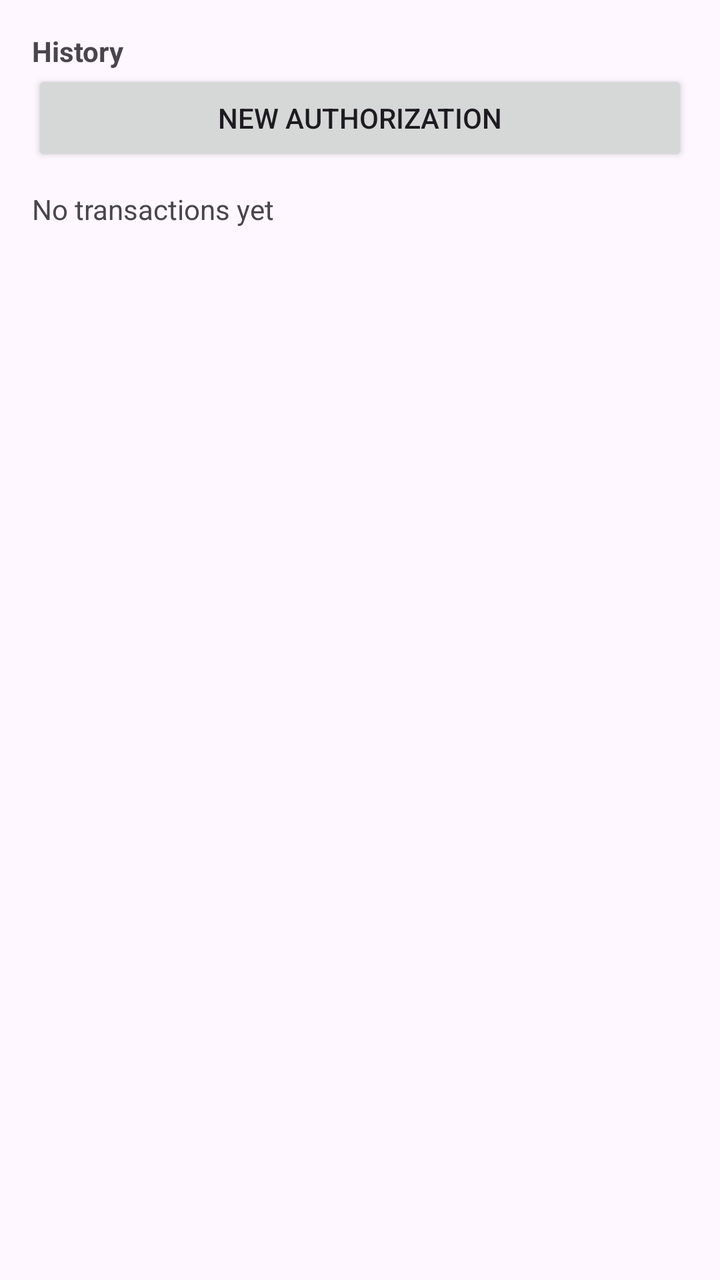
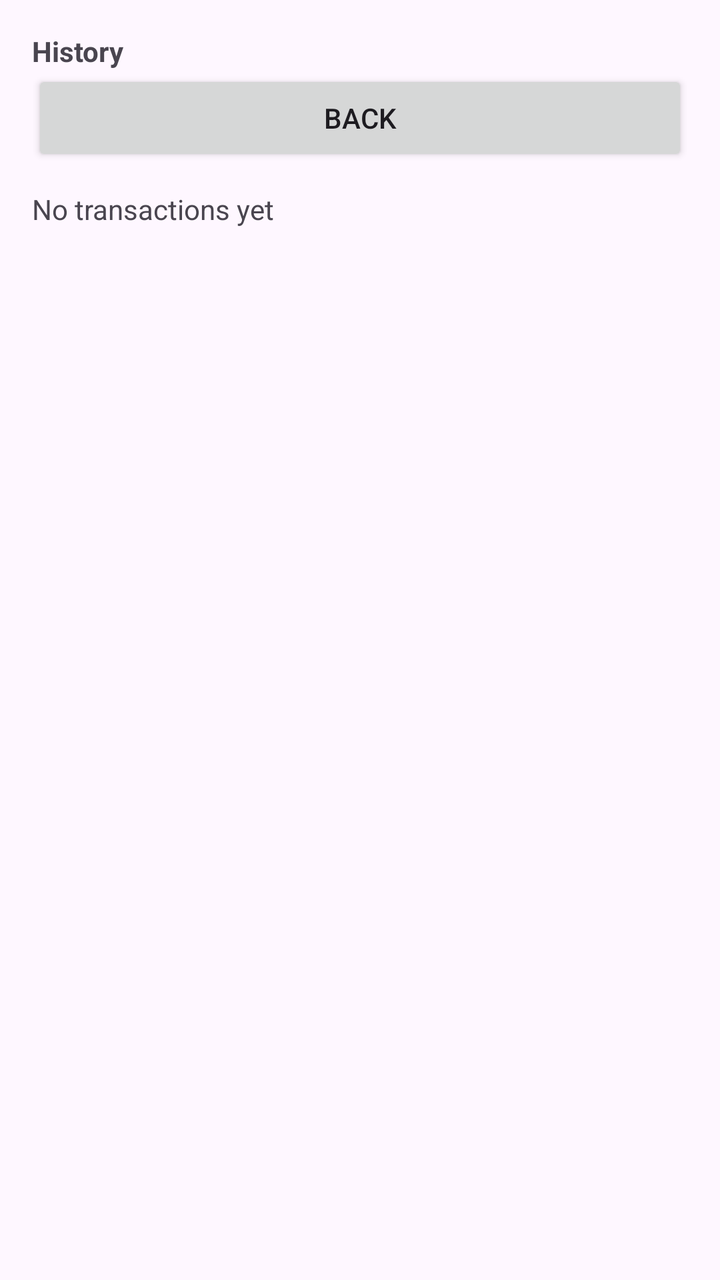

The first picture is an Android layout as it rendered before a commit; the second is the same layout after the commit. The layout source and the unified diff follow.
<!-- AndroidManifest.xml: application theme Theme.PaymentOperatorApp -->
<!-- res/layout/fragment_history.xml -->
<?xml version="1.0" encoding="utf-8"?>
<LinearLayout xmlns:android="http://schemas.android.com/apk/res/android"
    android:layout_width="match_parent"
    android:layout_height="match_parent"
    android:orientation="vertical"
    android:padding="@dimen/screen_padding">

    <TextView
        android:id="@+id/txtHistoryTitle"
        android:layout_width="match_parent"
        android:layout_height="wrap_content"
        android:text="@string/label_history"
        android:textStyle="bold" />

    <Button
        android:id="@+id/btnNewAuthorization"
        android:layout_width="match_parent"
        android:layout_height="wrap_content"
        android:text="@string/action_new_authorization" />

    <TextView
        android:id="@+id/txtEmptyHistory"
        android:layout_width="match_parent"
        android:layout_height="wrap_content"
        android:paddingTop="@dimen/section_top_padding"
        android:text="@string/text_no_transactions" />

    <ScrollView
        android:layout_width="match_parent"
        android:layout_height="@dimen/weighted_layout_size"
        android:layout_weight="@integer/layout_weight_full"
        android:paddingTop="@dimen/form_top_padding">

        <LinearLayout
            android:id="@+id/historyList"
            android:layout_width="match_parent"
            android:layout_height="wrap_content"
            android:orientation="vertical" />
    </ScrollView>

</LinearLayout>
<!-- resources referenced by this layout -->
<resources>
  <dimen name="form_top_padding">8dp</dimen>
  <dimen name="screen_padding">16dp</dimen>
  <dimen name="section_top_padding">12dp</dimen>
  <dimen name="weighted_layout_size">0dp</dimen>
  <integer name="layout_weight_full">1</integer>
  <string name="action_new_authorization">New authorization</string>
  <string name="label_history">History</string>
  <string name="text_no_transactions">No transactions yet</string>
  <style name="Theme.PaymentOperatorApp" parent="Base.Theme.PaymentOperatorApp" />
  <style name="Base.Theme.PaymentOperatorApp" parent="Theme.Material3.DayNight.NoActionBar">
          
          
      </style>
</resources>

<!-- the commit's change to res/layout/fragment_history.xml (unified diff, before → after) -->
@@ -13,10 +13,10 @@
         android:textStyle="bold" />
 
     <Button
-        android:id="@+id/btnNewAuthorization"
+        android:id="@+id/btnBack"
         android:layout_width="match_parent"
         android:layout_height="wrap_content"
-        android:text="@string/action_new_authorization" />
+        android:text="@string/action_back" />
 
     <TextView
         android:id="@+id/txtEmptyHistory"
<!-- resource entries referenced after the edit -->
@@ -5,7 +5,7 @@
   <dimen name="section_top_padding">12dp</dimen>
   <dimen name="weighted_layout_size">0dp</dimen>
   <integer name="layout_weight_full">1</integer>
-  <string name="action_new_authorization">New authorization</string>
+  <string name="action_back">Back</string>
   <string name="label_history">History</string>
   <string name="text_no_transactions">No transactions yet</string>
   <style name="Theme.PaymentOperatorApp" parent="Base.Theme.PaymentOperatorApp" />
